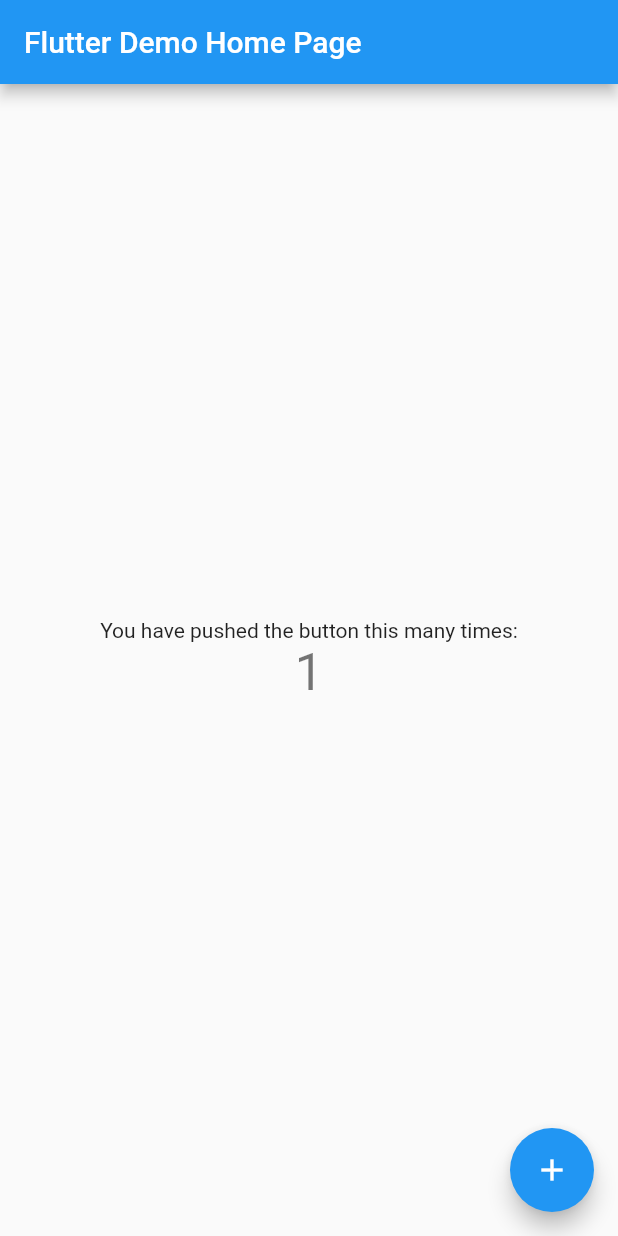
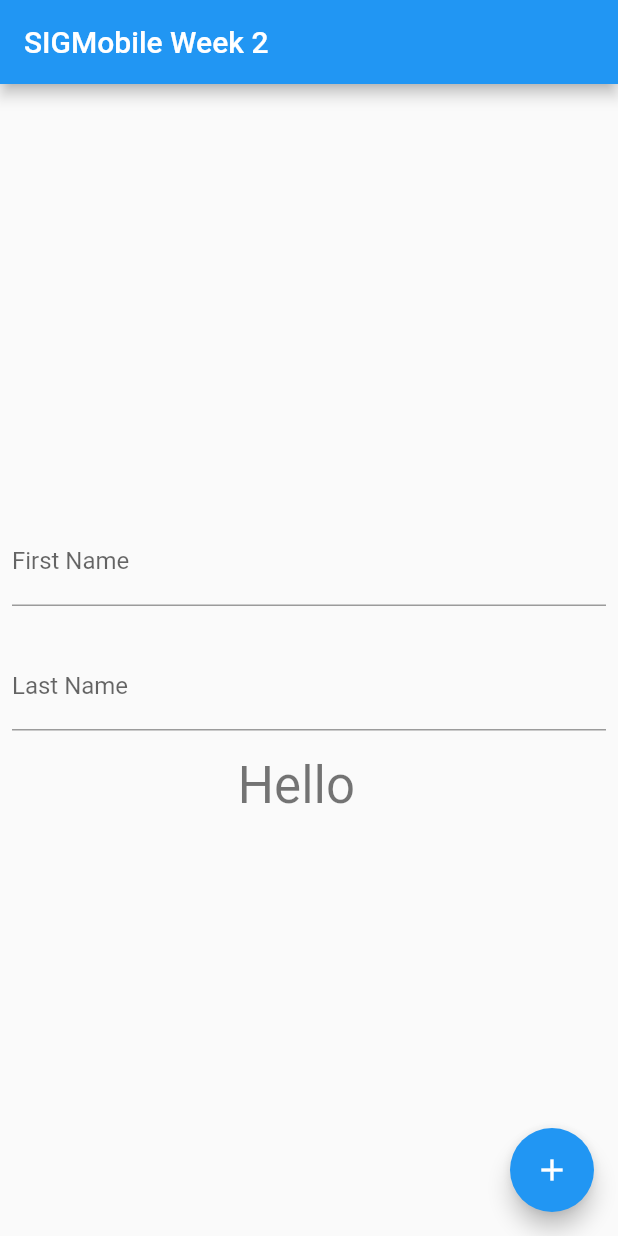
Before and after one commit to SiGMobileUIUC/WeeklyAssignments, a Flutter app: the MyHomePage screen opened directly, after a tap on the "add" icon, on a phone screen of 412 x 824 dp. Run offline on Flutter 3.47's test engine with Material 2 defaults, Android fonts, the phone set to English and light mode, and no system bars.

Commit message:
completed SIGMobile Weekly Assignment 2

```diff
--- a/weekly_assignment_2/lib/main.dart
+++ b/weekly_assignment_2/lib/main.dart
@@ -7,39 +7,20 @@ void main() {
 class MyApp extends StatelessWidget {
   const MyApp({super.key});
 
-  // This widget is the root of your application.
   @override
   Widget build(BuildContext context) {
     return MaterialApp(
-      title: 'Flutter Demo',
+      title: 'SIGMobile Weekly Assignment 2',
       theme: ThemeData(
-        // This is the theme of your application.
-        //
-        // Try running your application with "flutter run". You'll see the
-        // application has a blue toolbar. Then, without quitting the app, try
-        // changing the primarySwatch below to Colors.green and then invoke
-        // "hot reload" (press "r" in the console where you ran "flutter run",
-        // or simply save your changes to "hot reload" in a Flutter IDE).
-        // Notice that the counter didn't reset back to zero; the application
-        // is not restarted.
         primarySwatch: Colors.blue,
       ),
-      home: const MyHomePage(title: 'Flutter Demo Home Page'),
+      home: const MyHomePage(title: 'SIGMobile Week 2'),
     );
   }
 }
 
 class MyHomePage extends StatefulWidget {
   const MyHomePage({super.key, required this.title});
-
-  // This widget is the home page of your application. It is stateful, meaning
-  // that it has a State object (defined below) that contains fields that affect
-  // how it looks.
-
-  // This class is the configuration for the state. It holds the values (in this
-  // case the title) provided by the parent (in this case the App widget) and
-  // used by the build method of the State. Fields in a Widget subclass are
-  // always marked "final".
 
   final String title;
 
@@ -48,68 +29,74 @@ class MyHomePage extends StatefulWidget {
 }
 
 class _MyHomePageState extends State<MyHomePage> {
-  int _counter = 0;
+  // Create a text controller. Later, use it to retrieve the
+  // current value of the TextField.
+  final firstController = TextEditingController();
+  final secondController = TextEditingController();
 
-  void _incrementCounter() {
+  @override
+  void dispose() {
+    // Clean up the controller when the widget is removed from the
+    // widget tree.
+    firstController.dispose();
+    secondController.dispose();
+    super.dispose();
+  }
+
+  String _greeting = "";
+  String _firstName = "";
+  String _lastName = "";
+
+  void _updateGreeting() {
     setState(() {
-      // This call to setState tells the Flutter framework that something has
-      // changed in this State, which causes it to rerun the build method below
-      // so that the display can reflect the updated values. If we changed
-      // _counter without calling setState(), then the build method would not be
-      // called again, and so nothing would appear to happen.
-      _counter++;
+      _firstName = firstController.text;
+      _lastName = secondController.text;
+      _greeting = "Hello $_firstName $_lastName";
     });
   }
 
   @override
   Widget build(BuildContext context) {
-    // This method is rerun every time setState is called, for instance as done
-    // by the _incrementCounter method above.
-    //
-    // The Flutter framework has been optimized to make rerunning build methods
-    // fast, so that you can just rebuild anything that needs updating rather
-    // than having to individually change instances of widgets.
     return Scaffold(
       appBar: AppBar(
-        // Here we take the value from the MyHomePage object that was created by
-        // the App.build method, and use it to set our appbar title.
         title: Text(widget.title),
       ),
       body: Center(
-        // Center is a layout widget. It takes a single child and positions it
-        // in the middle of the parent.
         child: Column(
-          // Column is also a layout widget. It takes a list of children and
-          // arranges them vertically. By default, it sizes itself to fit its
-          // children horizontally, and tries to be as tall as its parent.
-          //
-          // Invoke "debug painting" (press "p" in the console, choose the
-          // "Toggle Debug Paint" action from the Flutter Inspector in Android
-          // Studio, or the "Toggle Debug Paint" command in Visual Studio Code)
-          // to see the wireframe for each widget.
-          //
-          // Column has various properties to control how it sizes itself and
-          // how it positions its children. Here we use mainAxisAlignment to
-          // center the children vertically; the main axis here is the vertical
-          // axis because Columns are vertical (the cross axis would be
-          // horizontal).
           mainAxisAlignment: MainAxisAlignment.center,
           children: <Widget>[
-            const Text(
-              'You have pushed the button this many times:',
+            Padding(
+              padding: const EdgeInsets.all(8.0),
+              child: TextField(
+                controller: firstController,
+                decoration: const InputDecoration(
+                  label: Text("First Name"),
+                ),
+              ),
             ),
+            const SizedBox(height: 8),
+            Padding(
+              padding: const EdgeInsets.all(8.0),
+              child: TextField(
+                controller: secondController,
+                decoration: const InputDecoration(
+                  label: Text("Last Name"),
+                ),
+              ),
+            ),
+            const SizedBox(height: 8),
             Text(
-              '$_counter',
-              style: Theme.of(context).textTheme.headline4,
-            ),
+              _greeting,
+              style: Theme.of(context).textTheme.headlineMedium,
+            )
           ],
         ),
       ),
       floatingActionButton: FloatingActionButton(
-        onPressed: _incrementCounter,
-        tooltip: 'Increment',
+        onPressed: _updateGreeting,
+        tooltip: 'Submit',
         child: const Icon(Icons.add),
-      ), // This trailing comma makes auto-formatting nicer for build methods.
+      ),
     );
   }
 }
```
